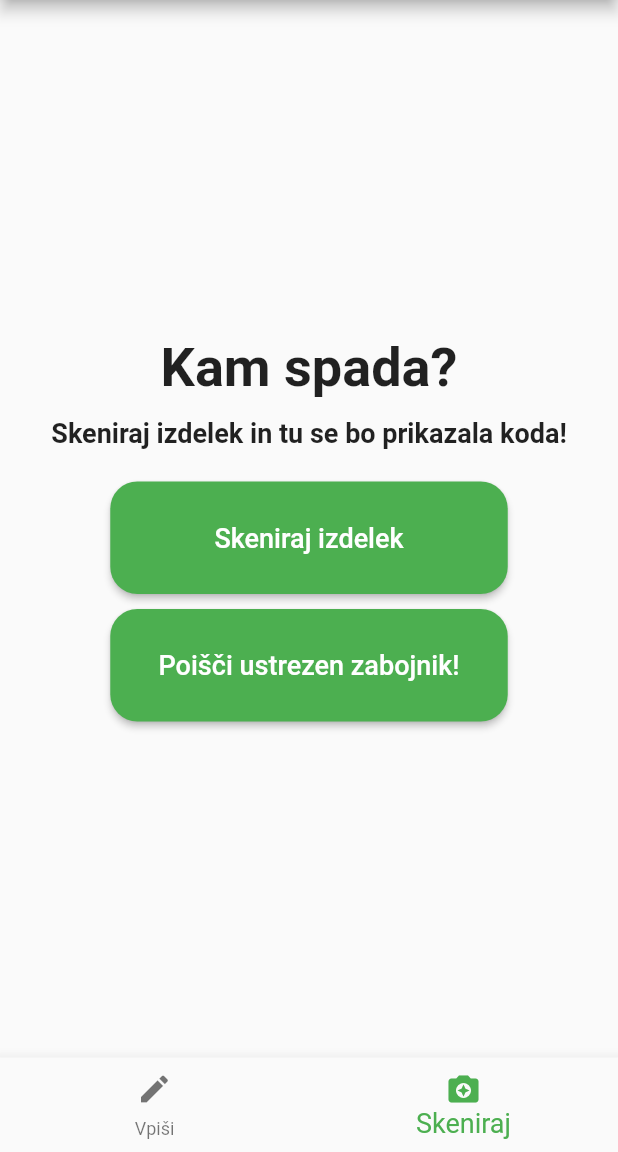
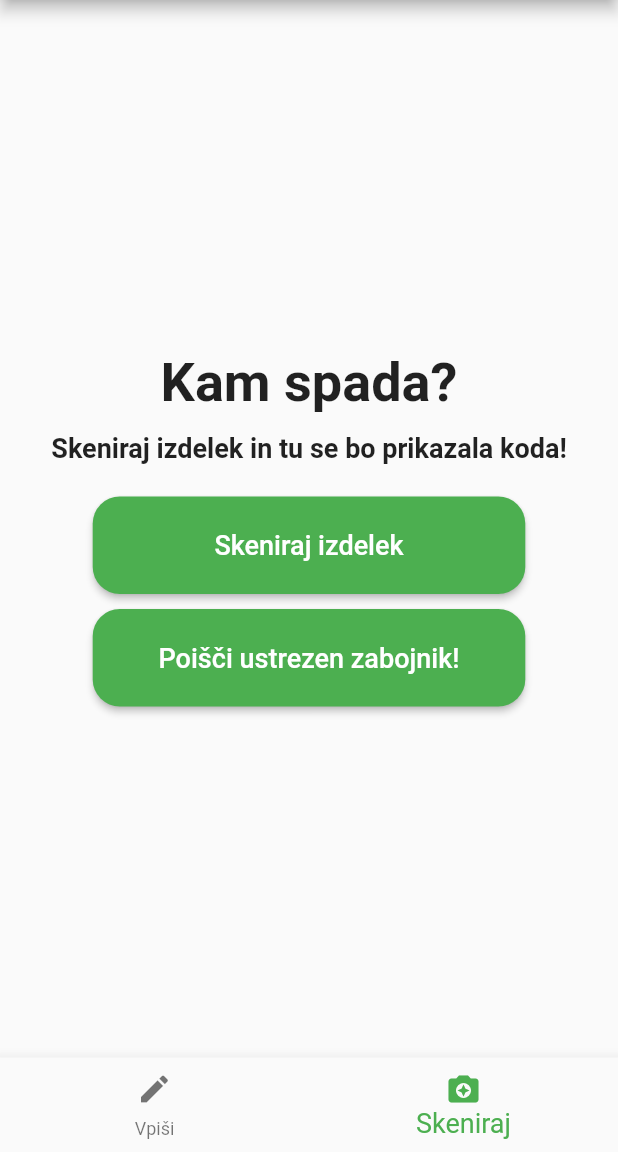
Before and after one commit to SWManagement/FlutterMobileApp, a Flutter app: the Locevanje screen opened directly, item 2 of the bottom bar chosen, on a phone screen of 412 x 824 dp, the part 84-1236 px from its top. Run offline on Flutter 3.47's test engine with Material 2 defaults, Android fonts, the phone set to English and light mode, and no system bars; our stand-ins replace shared_preferences; missing offline and left inert: barcode_scan; accounts and stored records are empty.

Commit message:
Konsistentni gumbi po aplikaciji

```diff
--- a/lib/Constants.dart
+++ b/lib/Constants.dart
@@ -1,3 +1,5 @@
+import 'package:flutter/cupertino.dart';
+
 class Constants{
   // Nastavitve
   static const String Regija = "Izbira Regije";
@@ -10,6 +12,15 @@ class Constants{
   static const String Primorska = "Primorska";
   // Izbrana regija
   static String constRegija = regije[0];
+
+  // Button W & H
+
+  double getButtonWidth(context){
+    return MediaQuery.of(context).size.width * 0.7;
+  }
+  double getButtonHeight(){
+    return 65.0;
+  }
 
   static const List<String> regije = <String>[
     Osrednjeslovenska,
--- a/lib/Skeniraj.dart
+++ b/lib/Skeniraj.dart
@@ -1,5 +1,6 @@
 import 'package:barcode_scan/barcode_scan.dart';
 import 'package:flutter/material.dart';
+import 'package:pametno_z_odpadki/Constants.dart';
 
 class Skeniraj extends StatefulWidget {
     const Skeniraj({
@@ -11,6 +12,7 @@ class Skeniraj extends StatefulWidget {
 
 class _SkenirajState extends State<Skeniraj> {
   String _scanBarcode = "Skeniraj izdelek in tu se bo prikazala koda!";
+  Constants constants = new Constants();
 
   @override
   void initState() {
@@ -56,8 +58,8 @@ class _SkenirajState extends State<Skeniraj> {
       Padding(
         padding: const EdgeInsets.symmetric(vertical:10.0),
         child: ButtonTheme(
-          minWidth: 265.0,
-          height: 75.0,
+          minWidth: constants.getButtonWidth(context),
+          height: constants.getButtonHeight(),
           shape: RoundedRectangleBorder(borderRadius: new BorderRadius.circular(18.0)),
           child: RaisedButton(
           onPressed: () => main(),
@@ -68,8 +70,8 @@ class _SkenirajState extends State<Skeniraj> {
       ),
       Center(child:
       ButtonTheme(
-        minWidth: 265.0,
-        height: 75.0,
+        minWidth: constants.getButtonWidth(context),
+        height: constants.getButtonHeight(),
         shape: RoundedRectangleBorder(borderRadius: new BorderRadius.circular(18.0)),
         child: RaisedButton(
         onPressed: () => print(_scanBarcode),
--- a/lib/Vpisi.dart
+++ b/lib/Vpisi.dart
@@ -13,6 +13,7 @@ class Vpisi extends StatefulWidget {
 }
 
 class _VpisiState extends State<Vpisi> {
+  Constants constants = new Constants();
   String _izbranaRegija = "";
   @override
   void initState() {
@@ -29,7 +30,6 @@ class _VpisiState extends State<Vpisi> {
                     child:  Padding(
                       padding: const EdgeInsets.all(8.0),
                       child: Column(
-                        crossAxisAlignment: CrossAxisAlignment.stretch,
                         mainAxisAlignment: MainAxisAlignment.start,
                         children: <Widget>[
                           Text("Kam spada?",
@@ -58,8 +58,8 @@ class _VpisiState extends State<Vpisi> {
                         Padding(
                           padding: const EdgeInsets.symmetric(vertical:25.0),
                           child: new ButtonTheme(
-                              minWidth: 265.0,
-                              height: 75.0,
+                              minWidth: constants.getButtonWidth(context),
+                              height: constants.getButtonHeight(),
                               shape: RoundedRectangleBorder(borderRadius: new BorderRadius.circular(18.0)),
                               child: RaisedButton(
                               onPressed: (){
```
Also changed, not shown: lib/main.dart (+5 -4 lines).
